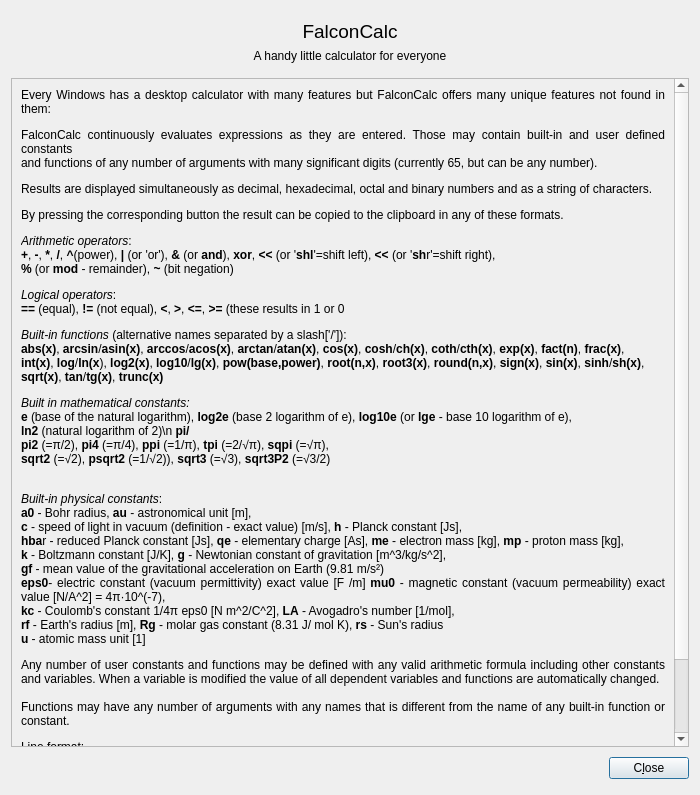
solyoma/FalconCalc, file FalconCalcQt/HelpDialog.ui: the form before one commit.
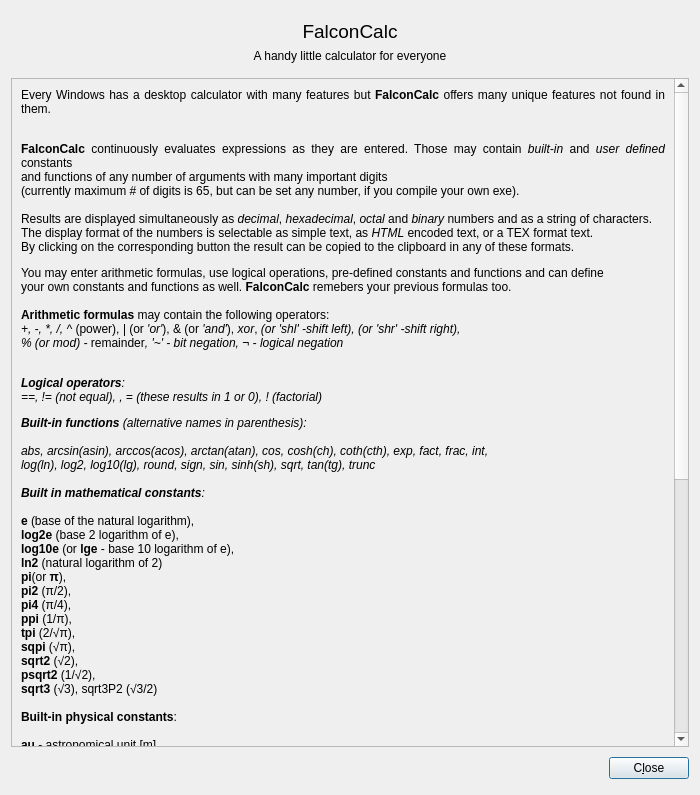
The form after the commit. Icons and pictures are not drawn.

Diff of the .ui file:
```diff
--- a/FalconCalcQt/HelpDialog.ui
+++ b/FalconCalcQt/HelpDialog.ui
@@ -65,15 +65,15 @@
        <rect>
         <x>0</x>
         <y>0</y>
-        <width>680</width>
-        <height>670</height>
+        <width>666</width>
+        <height>976</height>
        </rect>
       </property>
       <layout class="QVBoxLayout" name="verticalLayout_2">
        <item>
         <widget class="QLabel" name="lblHelptext">
          <property name="text">
-          <string>&lt;html&gt;&lt;head/&gt;&lt;body&gt;&lt;p&gt;Every Windows has a desktop calculator with many features but FalconCalc offers many unique features not found in them:&lt;/p&gt;&lt;p&gt;FalconCalc continuously evaluates expressions as they are entered. Those may contain built-in and user defined constants&lt;br/&gt;and functions of any number of arguments with many significant digits (currently 65, but can be any number).&lt;/p&gt;&lt;p&gt;Results are displayed simultaneously as decimal, hexadecimal, octal and binary numbers and as a string of characters.&lt;/p&gt;&lt;p&gt;By pressing the corresponding button the result can be copied to the clipboard in any of these formats.&lt;/p&gt;&lt;p&gt;&lt;span style=&quot; font-style:italic;&quot;&gt;Arithmetic operators&lt;/span&gt;:&lt;br/&gt;&lt;span style=&quot; font-weight:600;&quot;&gt;+&lt;/span&gt;, &lt;span style=&quot; font-weight:600;&quot;&gt;-&lt;/span&gt;, &lt;span style=&quot; font-weight:600;&quot;&gt;*&lt;/span&gt;, &lt;span style=&quot; font-weight:600;&quot;&gt;/&lt;/span&gt;, &lt;span style=&quot; font-weight:600;&quot;&gt;^&lt;/span&gt;(power), &lt;span style=&quot; font-weight:600;&quot;&gt;|&lt;/span&gt; (or 'or'), &lt;span style=&quot; font-weight:600;&quot;&gt;&amp;amp;&lt;/span&gt; (or &lt;span style=&quot; font-weight:600;&quot;&gt;and&lt;/span&gt;), &lt;span style=&quot; font-weight:600;&quot;&gt;xor&lt;/span&gt;, &lt;span style=&quot; font-weight:600;&quot;&gt;&amp;lt;&amp;lt;&lt;/span&gt; (or '&lt;span style=&quot; font-weight:600;&quot;&gt;shl&lt;/span&gt;'=shift left), &lt;span style=&quot; font-weight:600;&quot;&gt;&amp;lt;&amp;lt;&lt;/span&gt; (or '&lt;span style=&quot; font-weight:600;&quot;&gt;sh&lt;/span&gt;r'=shift right),&lt;span style=&quot; font-weight:600;&quot;&gt;&lt;br/&gt;%&lt;/span&gt; (or &lt;span style=&quot; font-weight:600;&quot;&gt;mod&lt;/span&gt; - remainder), &lt;span style=&quot; font-weight:600;&quot;&gt;~&lt;/span&gt; (bit negation)&lt;/p&gt;&lt;p&gt;&lt;span style=&quot; font-style:italic;&quot;&gt;Logical operators&lt;/span&gt;:&lt;br/&gt;&lt;span style=&quot; font-weight:600;&quot;&gt;== &lt;/span&gt;(equal), &lt;span style=&quot; font-weight:600;&quot;&gt;!=&lt;/span&gt; (not equal), &lt;span style=&quot; font-weight:600;&quot;&gt;&amp;lt;&lt;/span&gt;, &lt;span style=&quot; font-weight:600;&quot;&gt;&amp;gt;&lt;/span&gt;, &lt;span style=&quot; font-weight:600;&quot;&gt;&amp;lt;=&lt;/span&gt;, &lt;span style=&quot; font-weight:600;&quot;&gt;&amp;gt;=&lt;/span&gt; (these results in 1 or 0&lt;/p&gt;&lt;p&gt;&lt;span style=&quot; font-style:italic;&quot;&gt;Built-in functions&lt;/span&gt; (alternative names separated by a slash['/']):&lt;br/&gt;&lt;span style=&quot; font-weight:600;&quot;&gt;abs(x)&lt;/span&gt;, &lt;span style=&quot; font-weight:600;&quot;&gt;arcsin&lt;/span&gt;/&lt;span style=&quot; font-weight:600;&quot;&gt;asin(x)&lt;/span&gt;, &lt;span style=&quot; font-weight:600;&quot;&gt;arccos&lt;/span&gt;/&lt;span style=&quot; font-weight:600;&quot;&gt;acos(x)&lt;/span&gt;,&lt;span style=&quot; font-weight:600;&quot;&gt; arctan&lt;/span&gt;/&lt;span style=&quot; font-weight:600;&quot;&gt;atan(x)&lt;/span&gt;,&lt;span style=&quot; font-weight:600;&quot;&gt; cos(x)&lt;/span&gt;,&lt;span style=&quot; font-weight:600;&quot;&gt; cosh&lt;/span&gt;/&lt;span style=&quot; font-weight:600;&quot;&gt;ch(x)&lt;/span&gt;, &lt;span style=&quot; font-weight:600;&quot;&gt;coth&lt;/span&gt;/&lt;span style=&quot; font-weight:600;&quot;&gt;cth(x)&lt;/span&gt;, &lt;span style=&quot; font-weight:600;&quot;&gt;exp(x)&lt;/span&gt;, &lt;span style=&quot; font-weight:600;&quot;&gt;fact(n)&lt;/span&gt;, &lt;span style=&quot; font-weight:600;&quot;&gt;frac(x)&lt;/span&gt;,&lt;br/&gt;&lt;span style=&quot; font-weight:600;&quot;&gt;int(x)&lt;/span&gt;, &lt;span style=&quot; font-weight:600;&quot;&gt;log&lt;/span&gt;/&lt;span style=&quot; font-weight:600;&quot;&gt;ln(x&lt;/span&gt;), &lt;span style=&quot; font-weight:600;&quot;&gt;log2(x)&lt;/span&gt;, &lt;span style=&quot; font-weight:600;&quot;&gt;log10&lt;/span&gt;/&lt;span style=&quot; font-weight:600;&quot;&gt;lg(x)&lt;/span&gt;, &lt;span style=&quot; font-weight:600;&quot;&gt;pow(base,power)&lt;/span&gt;, &lt;span style=&quot; font-weight:600;&quot;&gt;root(n,x)&lt;/span&gt;, &lt;span style=&quot; font-weight:600;&quot;&gt;root3(x)&lt;/span&gt;, &lt;span style=&quot; font-weight:600;&quot;&gt;round(n,x)&lt;/span&gt;, &lt;span style=&quot; font-weight:600;&quot;&gt;sign(x)&lt;/span&gt;, &lt;span style=&quot; font-weight:600;&quot;&gt;sin(x)&lt;/span&gt;, &lt;span style=&quot; font-weight:600;&quot;&gt;sinh&lt;/span&gt;/&lt;span style=&quot; font-weight:600;&quot;&gt;sh(x)&lt;/span&gt;,&lt;br/&gt;&lt;span style=&quot; font-weight:600;&quot;&gt;sqrt(x)&lt;/span&gt;, &lt;span style=&quot; font-weight:600;&quot;&gt;tan&lt;/span&gt;/&lt;span style=&quot; font-weight:600;&quot;&gt;tg(x)&lt;/span&gt;, &lt;span style=&quot; font-weight:600;&quot;&gt;trunc(x)&lt;/span&gt;&lt;/p&gt;&lt;p&gt;&lt;span style=&quot; font-style:italic;&quot;&gt;Built in mathematical constants:&lt;br/&gt;&lt;/span&gt;&lt;span style=&quot; font-weight:600;&quot;&gt;e&lt;/span&gt; (base of the natural logarithm),&lt;span style=&quot; font-weight:600;&quot;&gt; log2e&lt;/span&gt; (base 2 logarithm of e), &lt;span style=&quot; font-weight:600;&quot;&gt;log10e&lt;/span&gt; (or&lt;span style=&quot; font-weight:600;&quot;&gt; lge&lt;/span&gt; - base 10 logarithm of e),&lt;br/&gt;&lt;span style=&quot; font-weight:600;&quot;&gt;ln2&lt;/span&gt; (natural logarithm of 2)\n &lt;span style=&quot; font-weight:600;&quot;&gt;pi/&lt;br/&gt;pi2&lt;/span&gt; (=π/2), &lt;span style=&quot; font-weight:600;&quot;&gt;pi4&lt;/span&gt; (=π/4), &lt;span style=&quot; font-weight:600;&quot;&gt;ppi&lt;/span&gt; (=1/π), &lt;span style=&quot; font-weight:600;&quot;&gt;tpi&lt;/span&gt; (=2/√π), &lt;span style=&quot; font-weight:600;&quot;&gt;sqpi&lt;/span&gt; (=√π),&lt;br/&gt;&lt;span style=&quot; font-weight:600;&quot;&gt;sqrt2&lt;/span&gt; (=√2), &lt;span style=&quot; font-weight:600;&quot;&gt;psqrt2&lt;/span&gt; (=1/√2)), &lt;span style=&quot; font-weight:600;&quot;&gt;sqrt3&lt;/span&gt; (=√3), &lt;span style=&quot; font-weight:600;&quot;&gt;sqrt3P2&lt;/span&gt; (=√3/2)&lt;/p&gt;&lt;p&gt;&lt;br/&gt;&lt;span style=&quot; font-style:italic;&quot;&gt;Built-in physical constants&lt;/span&gt;:&lt;br/&gt;&lt;span style=&quot; font-weight:600;&quot;&gt;a0&lt;/span&gt; - Bohr radius, &lt;span style=&quot; font-weight:600;&quot;&gt;au&lt;/span&gt; - astronomical unit [m], &lt;br/&gt;&lt;span style=&quot; font-weight:600;&quot;&gt;c&lt;/span&gt; - speed of light in vacuum (definition - exact value) [m/s], &lt;span style=&quot; font-weight:600;&quot;&gt;h&lt;/span&gt; - Planck constant [Js], &lt;br/&gt;&lt;span style=&quot; font-weight:600;&quot;&gt;hba&lt;/span&gt;r - reduced Planck constant [Js], &lt;span style=&quot; font-weight:600;&quot;&gt;qe&lt;/span&gt; - elementary charge [As], &lt;span style=&quot; font-weight:600;&quot;&gt;me&lt;/span&gt; - electron mass [kg], &lt;span style=&quot; font-weight:600;&quot;&gt;mp&lt;/span&gt; - proton mass [kg],&lt;br/&gt;&lt;span style=&quot; font-weight:600;&quot;&gt;k&lt;/span&gt; - Boltzmann constant [J/K], &lt;span style=&quot; font-weight:600;&quot;&gt;g&lt;/span&gt; - Newtonian constant of gravitation [m^3/kg/s^2],&lt;br/&gt;&lt;span style=&quot; font-weight:600;&quot;&gt;gf&lt;/span&gt; - mean value of the gravitational acceleration on Earth (9.81 m/s²)&lt;br/&gt;&lt;span style=&quot; font-weight:600;&quot;&gt;eps0&lt;/span&gt;- electric constant (vacuum permittivity) exact value [F /m] &lt;span style=&quot; font-weight:600;&quot;&gt;mu0&lt;/span&gt; - magnetic constant (vacuum permeability) exact value [N/A^2] = 4π·10^(-7), &lt;br/&gt;&lt;span style=&quot; font-weight:600;&quot;&gt;kc&lt;/span&gt; - Coulomb's constant 1/4π eps0 [N m^2/C^2], &lt;span style=&quot; font-weight:600;&quot;&gt;LA&lt;/span&gt; - Avogadro's number [1/mol],&lt;br/&gt;&lt;span style=&quot; font-weight:600;&quot;&gt;rf&lt;/span&gt; - Earth's radius [m], &lt;span style=&quot; font-weight:600;&quot;&gt;Rg&lt;/span&gt; - molar gas constant (8.31 J/ mol K), &lt;span style=&quot; font-weight:600;&quot;&gt;rs&lt;/span&gt; - Sun's radius&lt;br/&gt;&lt;span style=&quot; font-weight:600;&quot;&gt;u&lt;/span&gt; - atomic mass unit [1]&lt;/p&gt;&lt;p&gt;Any number of user constants and functions may be defined with any valid arithmetic formula including other constants and variables. When a variable is modified the value of all dependent variables and functions are automatically changed.&lt;br/&gt;&lt;br/&gt;Functions may have any number of arguments with any names that is different from the name of any built-in function or constant.&lt;/p&gt;&lt;p&gt;Line format: &lt;br/&gt;&lt;span style=&quot; font-style:italic;&quot;&gt;name = expression:comment:unit&lt;/span&gt;, where name may be a variable name or a function name like 'a(x,y)&lt;/p&gt;&lt;p&gt;Examples:&lt;br/&gt;constR=8.31446261815324:Universal gas constant:J/K/mol&lt;br/&gt;solvequad(a, b, c, s) = (-b + s * sqrt(b ^ 2 - 4 * a * c)) / 2 / a:solves the quadratic equation ax² + bx + c = 0&lt;/p&gt;&lt;/body&gt;&lt;/html&gt;</string>
+          <string>&lt;html&gt;&lt;head/&gt;&lt;body&gt;&lt;p&gt;Every Windows has a desktop calculator with many features but &lt;span style=&quot; font-weight:600;&quot;&gt;FalconCalc&lt;/span&gt; offers many unique features not found in them.&lt;/p&gt;&lt;p&gt;&lt;br/&gt;&lt;span style=&quot; font-weight:600;&quot;&gt;FalconCalc&lt;/span&gt; continuously evaluates expressions as they are entered. Those may contain &lt;span style=&quot; font-style:italic;&quot;&gt;built-in&lt;/span&gt; and &lt;span style=&quot; font-style:italic;&quot;&gt;user defined&lt;/span&gt; constants&lt;br/&gt;and functions of any number of arguments with many important digits &lt;br/&gt;(currently maximum # of digits is 65, but can be set any number, if you compile your own exe).&lt;br/&gt;&lt;br/&gt;Results are displayed simultaneously as &lt;span style=&quot; font-style:italic;&quot;&gt;decimal&lt;/span&gt;, &lt;span style=&quot; font-style:italic;&quot;&gt;hexadecimal&lt;/span&gt;, &lt;span style=&quot; font-style:italic;&quot;&gt;octal&lt;/span&gt; and &lt;span style=&quot; font-style:italic;&quot;&gt;binary&lt;/span&gt; numbers and as a string of characters.&lt;br/&gt;The display format of the numbers is selectable as simple text, as &lt;span style=&quot; font-style:italic;&quot;&gt;HTML&lt;/span&gt; encoded text, or a TEX format text.&lt;br/&gt;By clicking on the corresponding button the result can be copied to the clipboard in any of these formats.&lt;/p&gt;&lt;p&gt;You may enter arithmetic formulas, use logical operations, pre-defined constants and functions and can define&lt;br/&gt;your own constants and functions as well. &lt;span style=&quot; font-weight:600;&quot;&gt;FalconCalc&lt;/span&gt; remebers your previous formulas too.&lt;br/&gt;&lt;br/&gt;&lt;span style=&quot; font-weight:600;&quot;&gt;Arithmetic formulas&lt;/span&gt; may contain the following operators:&lt;br/&gt;&lt;span style=&quot; font-style:italic;&quot;&gt;+, -, *, /, ^&lt;/span&gt; (power), &lt;span style=&quot; font-style:italic;&quot;&gt;|&lt;/span&gt; (or &lt;span style=&quot; font-style:italic;&quot;&gt;'or'&lt;/span&gt;), &amp;amp; (or &lt;span style=&quot; font-style:italic;&quot;&gt;'and'&lt;/span&gt;), &lt;span style=&quot; font-style:italic;&quot;&gt;xor&lt;/span&gt;, &lt;span style=&quot; font-style:italic;&quot;&gt;(or 'shl' -shift left), (or 'shr' -shift right),&lt;br/&gt;% (or mod) - &lt;/span&gt;remainder&lt;span style=&quot; font-style:italic;&quot;&gt;, '~' - bit negation, ¬ - logical negation&lt;/span&gt;&lt;/p&gt;&lt;p&gt;&lt;span style=&quot; font-style:italic;&quot;&gt;&lt;br/&gt;&lt;/span&gt;&lt;span style=&quot; font-weight:600; font-style:italic;&quot;&gt;Logical operators&lt;/span&gt;&lt;span style=&quot; font-style:italic;&quot;&gt;:&lt;br/&gt;==, != (not equal), , = (these results in 1 or 0), ! (factorial)&lt;/span&gt;&lt;/p&gt;&lt;p&gt;&lt;span style=&quot; font-weight:600; font-style:italic;&quot;&gt;Built-in functions&lt;/span&gt;&lt;span style=&quot; font-style:italic;&quot;&gt; (alternative names in parenthesis):&lt;br/&gt;&lt;br/&gt;abs, arcsin(asin), arccos(acos), arctan(atan), cos, cosh(ch), coth(cth), exp, fact, frac, int,&lt;br/&gt;log(ln), log2, log10(lg), round, sign, sin, sinh(sh), sqrt, tan(tg), trunc&lt;br/&gt;&lt;br/&gt;&lt;/span&gt;&lt;span style=&quot; font-weight:600; font-style:italic;&quot;&gt;Built in mathematical constants&lt;/span&gt;&lt;span style=&quot; font-style:italic;&quot;&gt;:&lt;br/&gt;&lt;br/&gt;&lt;/span&gt;&lt;span style=&quot; font-weight:600;&quot;&gt;e&lt;/span&gt; (base of the natural logarithm),&lt;br/&gt;&lt;span style=&quot; font-weight:600;&quot;&gt;log2e&lt;/span&gt; (base 2 logarithm of e),&lt;br/&gt;&lt;span style=&quot; font-weight:600;&quot;&gt;log10e&lt;/span&gt; (or &lt;span style=&quot; font-weight:600;&quot;&gt;lge&lt;/span&gt; - base 10 logarithm of e),&lt;br/&gt;&lt;span style=&quot; font-weight:600;&quot;&gt;ln2&lt;/span&gt; (natural logarithm of 2)&lt;br/&gt;&lt;span style=&quot; font-weight:600;&quot;&gt;pi&lt;/span&gt;(or &lt;span style=&quot; font-weight:600;&quot;&gt;π&lt;/span&gt;), &lt;br/&gt;&lt;span style=&quot; font-weight:600;&quot;&gt;pi2&lt;/span&gt; (π/2),&lt;br/&gt;&lt;span style=&quot; font-weight:600;&quot;&gt;pi4&lt;/span&gt; (π/4),&lt;br/&gt;&lt;span style=&quot; font-weight:600;&quot;&gt;ppi&lt;/span&gt; (1/π),&lt;br/&gt;&lt;span style=&quot; font-weight:600;&quot;&gt;tpi&lt;/span&gt; (2/√π),&lt;br/&gt;&lt;span style=&quot; font-weight:600;&quot;&gt;sqpi&lt;/span&gt; (√π),&lt;br/&gt;&lt;span style=&quot; font-weight:600;&quot;&gt;sqrt2&lt;/span&gt; (√2),&lt;br/&gt;&lt;span style=&quot; font-weight:600;&quot;&gt;psqrt2&lt;/span&gt; (1/√2),&lt;br/&gt;&lt;span style=&quot; font-weight:600;&quot;&gt;sqrt3&lt;/span&gt; (√3), sqrt3P2 (√3/2)&lt;br/&gt;&lt;br/&gt;&lt;span style=&quot; font-weight:600;&quot;&gt;Built-in physical constants&lt;/span&gt;:&lt;br/&gt;&lt;br/&gt;&lt;span style=&quot; font-weight:600;&quot;&gt;au&lt;/span&gt; - astronomical unit [m],&lt;br/&gt;&lt;span style=&quot; font-weight:600;&quot;&gt;c&lt;/span&gt; - speed of light in vacuum (definition - exact value) [m/s], &lt;br/&gt;&lt;span style=&quot; font-weight:600;&quot;&gt;h&lt;/span&gt; - Planck constant [Js],&lt;br/&gt;&lt;span style=&quot; font-weight:600;&quot;&gt;hbar&lt;/span&gt; - reduced Planck constant [Js],&lt;br/&gt;&lt;span style=&quot; font-weight:600;&quot;&gt;qe&lt;/span&gt; - elementary charge [As],&lt;br/&gt;&lt;span style=&quot; font-weight:600;&quot;&gt;me&lt;/span&gt; - electron mass [kg],&lt;br/&gt;&lt;span style=&quot; font-weight:600;&quot;&gt;mp&lt;/span&gt; - proton mass [kg], &lt;br/&gt;&lt;span style=&quot; font-weight:600; text-decoration: underline;&quot;&gt;u&lt;/span&gt; - atomic mass unit [1],&lt;br/&gt;&lt;span style=&quot; font-weight:600;&quot;&gt;k&lt;/span&gt; - Boltzmann constant [J/K],&lt;br/&gt;&lt;span style=&quot; font-weight:600;&quot;&gt;G&lt;/span&gt; - Newtonian constant of gravitation [m^3/kg/s^2],&lt;br/&gt;&lt;span style=&quot; font-weight:600;&quot;&gt;ge&lt;/span&gt; - mean value of the gravitational acceleration on Earth (9.81 m/s²)&lt;br/&gt;&lt;span style=&quot; font-weight:600;&quot;&gt;eps0&lt;/span&gt;- electric constant (vacuum permittivity) exact value [F /m]&lt;br/&gt;&lt;span style=&quot; font-weight:600;&quot;&gt;mu0&lt;/span&gt; - magnetic constant (vacuum permeability) exact value [N/A²] = 4π·10&lt;span style=&quot; vertical-align:super;&quot;&gt;-7&lt;/span&gt;, &lt;span style=&quot; font-weight:600;&quot;&gt;&lt;br/&gt;kc&lt;/span&gt; - Coulomb's constant 1/4π eps0 [N m^2/C²],&lt;br/&gt;&lt;span style=&quot; font-weight:600;&quot;&gt;LA&lt;/span&gt; - Avogadro's number [1/mol],&lt;br/&gt;&lt;span style=&quot; font-weight:600;&quot;&gt;re&lt;/span&gt; - Earth's radius [m],&lt;br/&gt;&lt;span style=&quot; font-weight:600;&quot;&gt;rg&lt;/span&gt; - molar gas constant (8.31 J/ mol K),&lt;br/&gt;&lt;span style=&quot; font-weight:600;&quot;&gt;rs&lt;/span&gt; - Sun's radius [m]&lt;br/&gt;&lt;br/&gt;Any number of user constants and functions may be defined with any valid arithmetic formula including other constants and variables:&lt;br/&gt;Line format: name = expression&lt;span style=&quot; font-weight:600;&quot;&gt;:&lt;/span&gt;comment&lt;span style=&quot; font-weight:600;&quot;&gt;:&lt;/span&gt;unit, where name may be a variable name or a function name like '&lt;span style=&quot; font-style:italic;&quot;&gt;a(x,y)&lt;/span&gt;'&lt;br/&gt;&lt;br/&gt;&lt;span style=&quot; font-weight:600;&quot;&gt;Examples&lt;/span&gt;:&lt;br/&gt;constR = 8.31446261815324:Universal gas constant:J/K/mol&lt;br/&gt;quad(a, b, c, s) = (-b + s * sqrt(b ^ 2 - 4 * a * c)) / 2 / a:solves the quadratic equation ax² + bx + c = 0&lt;br/&gt;&lt;br/&gt;When a variable is modified the value of all dependent variables and functions are automatically changed&lt;br/&gt;Functions may have any number of arguments with any names that is different from the name of any built-in function or constant.&lt;br/&gt;&lt;/p&gt;&lt;/body&gt;&lt;/html&gt;</string>
          </property>
          <property name="alignment">
           <set>Qt::AlignJustify|Qt::AlignTop</set>
```
